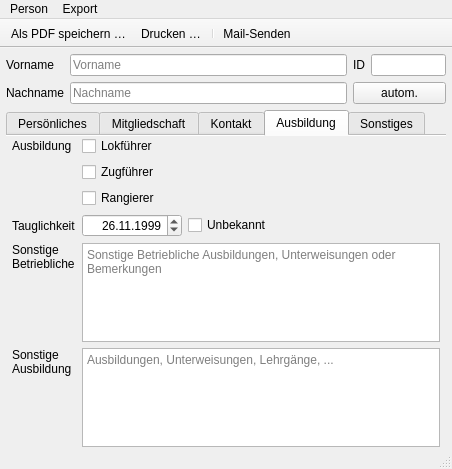
The window that Programm/epl_gui/personwindow.ui (philjosch/Einsatzplaner) describes before a commit, drawn with Qt 5.
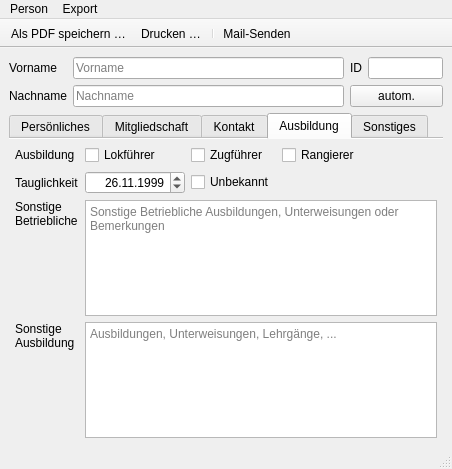
The same window after the commit. The open tabs and pages were chosen to show the change. Icons and pictures are not drawn.

Commit message:
Fenster optimiert
Die Zwischenräume der Fenster wurden teilweise wieder auf Werkseinstellungen zurückgesetzt und die Konfiguration mehr auf Standardwerte umgestellt.

The edit to the form file:
```diff
--- a/Programm/epl_gui/personwindow.ui
+++ b/Programm/epl_gui/personwindow.ui
@@ -18,21 +18,6 @@
   </property>
   <widget class="QWidget" name="centralwidget">
    <layout class="QGridLayout" name="gridLayout_3" rowstretch="0,1">
-    <property name="leftMargin">
-     <number>6</number>
-    </property>
-    <property name="topMargin">
-     <number>6</number>
-    </property>
-    <property name="rightMargin">
-     <number>6</number>
-    </property>
-    <property name="bottomMargin">
-     <number>0</number>
-    </property>
-    <property name="spacing">
-     <number>6</number>
-    </property>
     <item row="0" column="0">
      <layout class="QGridLayout" name="gridLayout_7" columnstretch="0,0,0,0">
       <item row="0" column="2">
@@ -727,12 +712,12 @@
        <attribute name="title">
         <string>Ausbildung</string>
        </attribute>
-       <layout class="QGridLayout" name="gridLayout_12">
+       <layout class="QGridLayout" name="gridLayout_6" rowstretch="0,0,1,1" columnstretch="0,0,0,0,1">
         <property name="leftMargin">
          <number>6</number>
         </property>
         <property name="topMargin">
-         <number>0</number>
+         <number>6</number>
         </property>
         <property name="rightMargin">
          <number>6</number>
@@ -740,56 +725,6 @@
         <property name="bottomMargin">
          <number>0</number>
         </property>
-        <property name="spacing">
-         <number>6</number>
-        </property>
-        <item row="0" column="1">
-         <widget class="QCheckBox" name="checkTf">
-          <property name="text">
-           <string>Lokführer</string>
-          </property>
-         </widget>
-        </item>
-        <item row="2" column="1">
-         <widget class="QCheckBox" name="checkRangierer">
-          <property name="text">
-           <string>Rangierer</string>
-          </property>
-         </widget>
-        </item>
-        <item row="3" column="1">
-         <widget class="QDateEdit" name="dateDienst">
-          <property name="minimumSize">
-           <size>
-            <width>100</width>
-            <height>0</height>
-           </size>
-          </property>
-          <property name="alignment">
-           <set>Qt::AlignRight|Qt::AlignTrailing|Qt::AlignVCenter</set>
-          </property>
-          <property name="minimumDate">
-           <date>
-            <year>1999</year>
-            <month>11</month>
-            <day>16</day>
-           </date>
-          </property>
-          <property name="displayFormat">
-           <string>dd.MM.yyyy</string>
-          </property>
-          <property name="timeSpec">
-           <enum>Qt::UTC</enum>
-          </property>
-          <property name="date">
-           <date>
-            <year>1999</year>
-            <month>11</month>
-            <day>26</day>
-           </date>
-          </property>
-         </widget>
-        </item>
         <item row="0" column="0">
          <widget class="QLabel" name="labelAusbildung">
           <property name="text">
@@ -797,69 +732,88 @@
           </property>
          </widget>
         </item>
-        <item row="1" column="1">
+        <item row="0" column="1">
+         <widget class="QCheckBox" name="checkTf">
+          <property name="text">
+           <string>Lokführer</string>
+          </property>
+         </widget>
+        </item>
+        <item row="0" column="2">
          <widget class="QCheckBox" name="checkZf">
           <property name="text">
            <string>Zugführer</string>
           </property>
          </widget>
         </item>
-        <item row="3" column="0">
+        <item row="0" column="3">
+         <widget class="QCheckBox" name="checkRangierer">
+          <property name="text">
+           <string>Rangierer</string>
+          </property>
+         </widget>
+        </item>
+        <item row="0" column="4">
+         <spacer name="horizontalSpacer_2">
+          <property name="orientation">
+           <enum>Qt::Horizontal</enum>
+          </property>
+          <property name="sizeHint" stdset="0">
+           <size>
+            <width>228</width>
+            <height>20</height>
+           </size>
+          </property>
+         </spacer>
+        </item>
+        <item row="1" column="0">
          <widget class="QLabel" name="labelDienst">
           <property name="text">
            <string>Tauglichkeit</string>
           </property>
          </widget>
         </item>
-        <item row="3" column="2">
+        <item row="1" column="1">
+         <widget class="QDateEdit" name="dateDienst">
+          <property name="minimumSize">
+           <size>
+            <width>100</width>
+            <height>0</height>
+           </size>
+          </property>
+          <property name="alignment">
+           <set>Qt::AlignRight|Qt::AlignTrailing|Qt::AlignVCenter</set>
+          </property>
+          <property name="minimumDate">
+           <date>
+            <year>1999</year>
+            <month>11</month>
+            <day>16</day>
+           </date>
+          </property>
+          <property name="displayFormat">
+           <string>dd.MM.yyyy</string>
+          </property>
+          <property name="timeSpec">
+           <enum>Qt::UTC</enum>
+          </property>
+          <property name="date">
+           <date>
+            <year>1999</year>
+            <month>11</month>
+            <day>26</day>
+           </date>
+          </property>
+         </widget>
+        </item>
+        <item row="1" column="2">
          <widget class="QCheckBox" name="checkDienst">
           <property name="text">
            <string>Unbekannt</string>
           </property>
          </widget>
         </item>
-        <item row="2" column="3">
-         <spacer name="horizontalSpacer_2">
-          <property name="orientation">
-           <enum>Qt::Horizontal</enum>
-          </property>
-          <property name="sizeHint" stdset="0">
-           <size>
-            <width>228</width>
-            <height>20</height>
-           </size>
-          </property>
-         </spacer>
-        </item>
-        <item row="5" column="1" colspan="3">
-         <widget class="QPlainTextEdit" name="plainAusbildung">
-          <property name="placeholderText">
-           <string>Ausbildungen, Unterweisungen, Lehrgänge, ...</string>
-          </property>
-         </widget>
-        </item>
-        <item row="5" column="0">
-         <widget class="QLabel" name="labelAusbildungSonst">
-          <property name="text">
-           <string>Sonstige
-Ausbildung</string>
-          </property>
-          <property name="alignment">
-           <set>Qt::AlignLeading|Qt::AlignLeft|Qt::AlignTop</set>
-          </property>
-          <property name="buddy">
-           <cstring>plainAusbildung</cstring>
-          </property>
-         </widget>
-        </item>
-        <item row="4" column="1" colspan="3">
-         <widget class="QPlainTextEdit" name="plainBetrieb">
-          <property name="placeholderText">
-           <string>Sonstige Betriebliche Ausbildungen, Unterweisungen oder Bemerkungen</string>
-          </property>
-         </widget>
-        </item>
-        <item row="4" column="0">
+        <item row="2" column="0">
          <widget class="QLabel" name="labelBetrieb">
           <property name="text">
            <string>Sonstige
@@ -873,6 +827,34 @@
           </property>
          </widget>
         </item>
+        <item row="2" column="1" colspan="4">
+         <widget class="QPlainTextEdit" name="plainBetrieb">
+          <property name="placeholderText">
+           <string>Sonstige Betriebliche Ausbildungen, Unterweisungen oder Bemerkungen</string>
+          </property>
+         </widget>
+        </item>
+        <item row="3" column="0">
+         <widget class="QLabel" name="labelAusbildungSonst">
+          <property name="text">
+           <string>Sonstige
+Ausbildung</string>
+          </property>
+          <property name="alignment">
+           <set>Qt::AlignLeading|Qt::AlignLeft|Qt::AlignTop</set>
+          </property>
+          <property name="buddy">
+           <cstring>plainAusbildung</cstring>
+          </property>
+         </widget>
+        </item>
+        <item row="3" column="1" colspan="4">
+         <widget class="QPlainTextEdit" name="plainAusbildung">
+          <property name="placeholderText">
+           <string>Ausbildungen, Unterweisungen, Lehrgänge, ...</string>
+          </property>
+         </widget>
+        </item>
        </layout>
       </widget>
       <widget class="QWidget" name="tabSonstiges">
```
Left out of the diff: 25 changed lines with no effect on the pictures. The commit also changes 3 other files.
